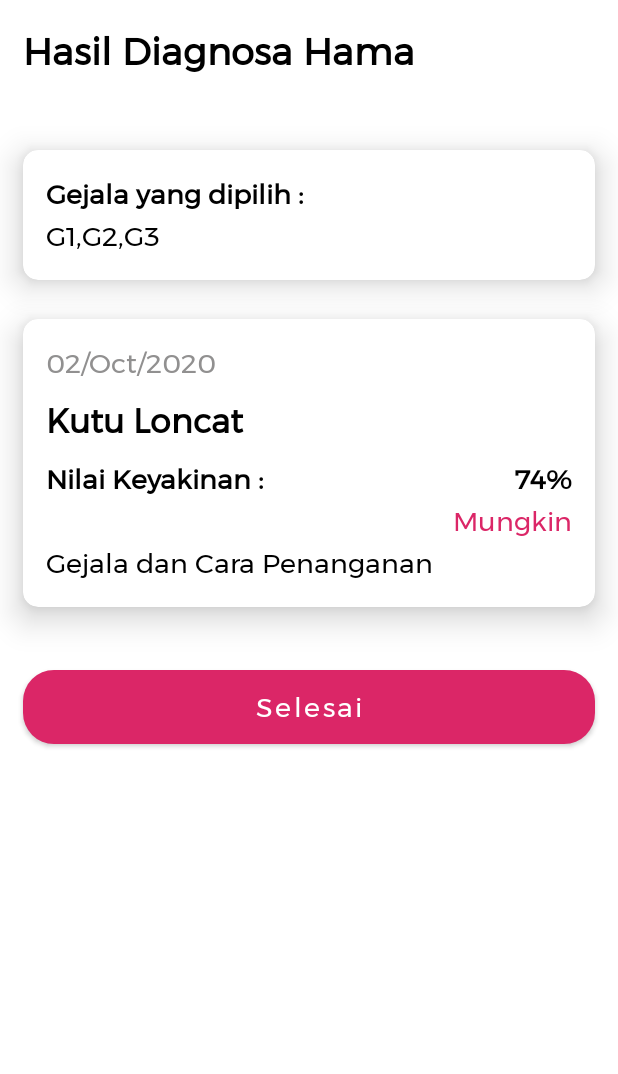
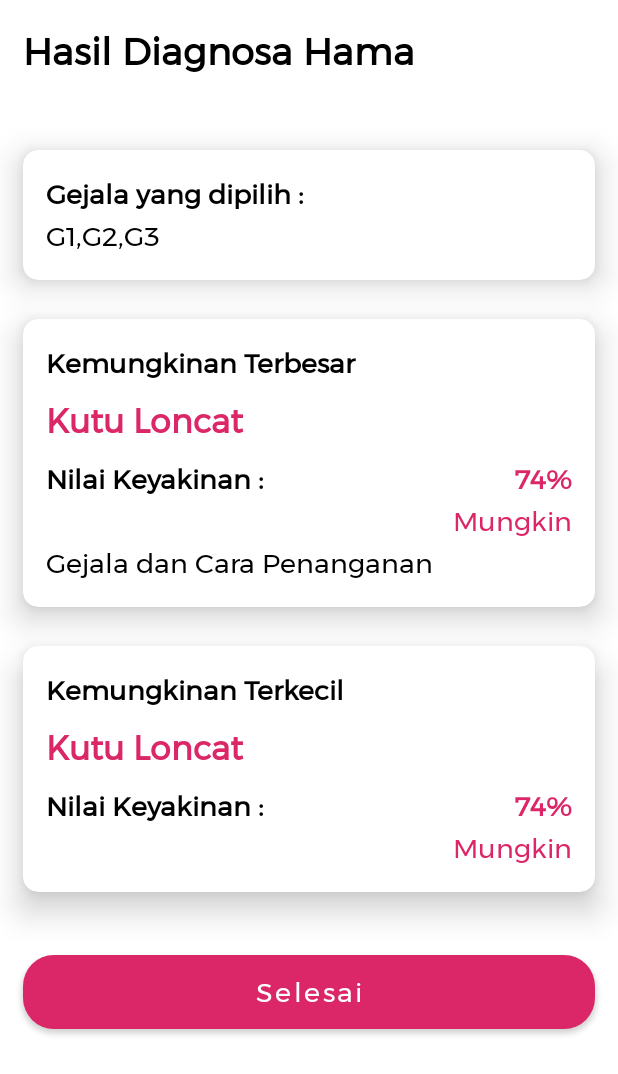
Before and after one commit to radityarin/SispakDurian, an Android app: the layout fragment_diagnosis_result.xml on its own in the app's theme, with its tools: preview values and no code run, on a phone screen of 412 x 824 dp. Shown: the top 1074 px of the screen. Run offline under Robolectric (Android 15) with nearby library versions, the phone set to English and light mode, and no system bars.

Commit message:
refactor python code, remove all library

```diff
--- a/app/build.gradle
+++ b/app/build.gradle
@@ -28,13 +28,9 @@ android {
             // If Chaquopy fails to find Python on your build machine, enable the following
             // line and edit it to point to Python 3.5 or later.
             buildPython "/usr/local/opt/python/bin/python3.7"
-            pip{
-                install "pandas"
-                install "xlrd"
-            }
         }
         ndk {
-            abiFilters "armeabi-v7a", "arm64-v8a", "x86", "x86_64"
+            abiFilters "armeabi-v7a", "x86"
         }
 
         testInstrumentationRunner "androidx.test.runner.AndroidJUnitRunner"
--- a/app/src/main/AndroidManifest.xml
+++ b/app/src/main/AndroidManifest.xml
@@ -7,9 +7,9 @@
     <application
         android:name="com.kelompoksatu.sispakdurian.AppController"
         android:allowBackup="true"
-        android:icon="@mipmap/ic_launcher"
+        android:icon="@drawable/durian_logo"
         android:label="@string/app_name"
-        android:roundIcon="@mipmap/ic_launcher_round"
+        android:roundIcon="@drawable/durian_logo"
         android:supportsRtl="true"
         android:theme="@style/AppTheme">
         <activity android:name="com.kelompoksatu.sispakdurian.ui.main.MainActivity"/>
--- a/app/src/main/java/com/kelompoksatu/sispakdurian/ui/diagnosis/adapter/SymptompsAdapter.kt
+++ b/app/src/main/java/com/kelompoksatu/sispakdurian/ui/diagnosis/adapter/SymptompsAdapter.kt
@@ -134,7 +134,7 @@ class SymptompsAdapter : RecyclerView.Adapter<SymtompViewHolder>() {
     }
 
     fun getUsedSymptomps(): List<String> {
-        return usedSymptomps
+        return usedSymptomps.distinct()
     }
 
 }
--- a/app/src/main/java/com/kelompoksatu/sispakdurian/ui/diagnosis/views/DiagnosisFragment.kt
+++ b/app/src/main/java/com/kelompoksatu/sispakdurian/ui/diagnosis/views/DiagnosisFragment.kt
@@ -1,7 +1,9 @@
 package com.kelompoksatu.sispakdurian.ui.diagnosis.views
 
+import android.content.ContentValues.TAG
 import android.os.Bundle
 import android.os.Handler
+import android.util.Log
 import android.view.LayoutInflater
 import android.view.View
 import android.view.ViewGroup
@@ -166,6 +168,8 @@ class DiagnosisFragment : Fragment() {
     private fun diagnose() {
         val usedSymtomps = symptompsAdapter.getUsedSymptomps()
         val certaintyFactor = symptompsAdapter.getCertaintyFactor()
+        Log.d(TAG, "diagnose: " + usedSymtomps)
+        Log.d(TAG, "diagnose: " + certaintyFactor)
         handler.postDelayed({
             when (args.type) {
                 HAMA -> {
--- a/app/src/main/res/layout/fragment_diagnosis_result.xml
+++ b/app/src/main/res/layout/fragment_diagnosis_result.xml
@@ -105,17 +105,17 @@
                                 style="@style/subtitle1"
                                 android:layout_width="match_parent"
                                 android:layout_height="wrap_content"
-                                android:text="@{diagnosis.timestamps}"
-                                android:textColor="@color/text_gray"
-                                tools:text="02/Oct/2020" />
+                                android:textStyle="bold"
+                                android:text="@string/kemungkinan_terbesar"/>
 
                             <com.google.android.material.textview.MaterialTextView
                                 style="@style/headline6"
                                 android:layout_width="match_parent"
                                 android:layout_height="wrap_content"
                                 android:layout_marginTop="@dimen/layout_margin3"
-                                android:text="@{diagnosis.classificationResult}"
+                                android:text="@{diagnosis.classificationResultMax}"
                                 android:textStyle="bold"
+                                android:textColor="@color/primary"
                                 tools:text="Kutu Loncat" />
 
                             <RelativeLayout
@@ -135,7 +135,8 @@
                                     android:layout_width="wrap_content"
                                     android:layout_height="wrap_content"
                                     android:layout_alignParentEnd="true"
-                                    android:text="@{String.valueOf(diagnosis.cf) + ` %`}"
+                                    android:textColor="@color/primary"
+                                    android:text="@{String.valueOf(diagnosis.cfMax) + ` %`}"
                                     android:textStyle="bold"
                                     tools:text="74%" />
                             </RelativeLayout>
@@ -145,7 +146,7 @@
                                 style="@style/subtitle1"
                                 android:layout_width="match_parent"
                                 android:layout_height="wrap_content"
-                                android:text="@{Utils.INSTANCE.convertPercentageToInformation(diagnosis.cf)}"
+                                android:text="@{Utils.INSTANCE.convertPercentageToInformation(diagnosis.cfMax)}"
                                 android:textAlignment="textEnd"
                                 android:textColor="@color/primary"
                                 tools:text="Mungkin" />
@@ -154,10 +155,86 @@
                                 style="@style/subtitle1"
                                 android:layout_width="match_parent"
                                 android:layout_height="wrap_content"
-                                android:text="@{Utils.INSTANCE.getGejalaDanCaraPenanganan(diagnosis.classificationResult)}"
+                                android:text="@{Utils.INSTANCE.getGejalaDanCaraPenanganan(diagnosis.classificationResultMax)}"
                                 tools:text="Gejala dan Cara Penanganan" />
 
 
+                        </LinearLayout>
+                    </RelativeLayout>
+
+                </com.google.android.material.card.MaterialCardView>
+
+                <com.google.android.material.card.MaterialCardView
+                    android:layout_width="match_parent"
+                    android:layout_height="wrap_content"
+                    android:layout_marginHorizontal="@dimen/layout_margin2"
+                    android:layout_marginTop="@dimen/layout_margin2"
+                    android:layout_marginBottom="@dimen/_8sdp"
+                    android:clickable="true"
+                    android:focusable="true"
+                    android:foreground="?android:attr/selectableItemBackground"
+                    app:cardCornerRadius="10dp"
+                    app:cardElevation="@dimen/_10sdp">
+
+                    <RelativeLayout
+                        android:layout_width="match_parent"
+                        android:layout_height="wrap_content">
+
+                        <LinearLayout
+                            android:layout_width="match_parent"
+                            android:layout_height="match_parent"
+                            android:orientation="vertical"
+                            android:padding="@dimen/layout_margin2">
+
+                            <com.google.android.material.textview.MaterialTextView
+                                style="@style/subtitle1"
+                                android:layout_width="match_parent"
+                                android:layout_height="wrap_content"
+                                android:textStyle="bold"
+                                android:text="@string/kemungkinan_terkecil"/>
+
+                            <com.google.android.material.textview.MaterialTextView
+                                style="@style/headline6"
+                                android:layout_width="match_parent"
+                                android:layout_height="wrap_content"
+                                android:layout_marginTop="@dimen/layout_margin3"
+                                android:text="@{diagnosis.classificationResultMin}"
+                                android:textStyle="bold"
+                                android:textColor="@color/primary"
+                                tools:text="Kutu Loncat" />
+
+                            <RelativeLayout
+                                android:layout_width="match_parent"
+                                android:layout_height="wrap_content"
+                                android:layout_marginTop="@dimen/layout_margin3">
+
+                                <com.google.android.material.textview.MaterialTextView
+                                    style="@style/subtitle1"
+                                    android:layout_width="match_parent"
+                                    android:layout_height="wrap_content"
+                                    android:text="@string/nilai_keyakinan"
+                                    android:textStyle="bold" />
+
+                                <com.google.android.material.textview.MaterialTextView
+                                    style="@style/subtitle1"
+                                    android:layout_width="wrap_content"
+                                    android:layout_height="wrap_content"
+                                    android:layout_alignParentEnd="true"
+                                    android:textColor="@color/primary"
+                                    android:text="@{String.valueOf(diagnosis.cfMin) + ` %`}"
+                                    android:textStyle="bold"
+                                    tools:text="74%" />
+                            </RelativeLayout>
+
+
+                            <com.google.android.material.textview.MaterialTextView
+                                style="@style/subtitle1"
+                                android:layout_width="match_parent"
+                                android:layout_height="wrap_content"
+                                android:text="@{Utils.INSTANCE.convertPercentageToInformation(diagnosis.cfMin)}"
+                                android:textAlignment="textEnd"
+                                android:textColor="@color/primary"
+                                tools:text="Mungkin" />
                         </LinearLayout>
                     </RelativeLayout>
 
--- a/app/src/main/res/values/strings.xml
+++ b/app/src/main/res/values/strings.xml
@@ -1,8 +1,7 @@
 <resources>
-    <string name="app_name">Sistem Pakar Durian</string>
+    <string name="app_name">DurianAI</string>
     <string name="sistem_pakar_ndiagnosa_pohon_durian">Sistem Pakar\nDiagnosa Pohon Durian</string>
     <string name="diagnosa_sekarang">Diagnosa Sekarang</string>
-    <!-- TODO: Remove or change this placeholder text -->
     <string name="hello_blank_fragment">Hello blank fragment</string>
     <string name="diagnosa">Diagnosa</string>
     <string name="beranda">Beranda</string>
@@ -26,4 +25,6 @@
     <string name="hapus">Hapus</string>
     <string name="apakah_kamu_yakin_ingin_menghapus_riwayat_mu">Apakah kamu yakin ingin menghapus riwayat mu?</string>
     <string name="gejala">Gejala</string>
+    <string name="kemungkinan_terbesar">Kemungkinan Terbesar</string>
+    <string name="kemungkinan_terkecil">Kemungkinan Terkecil</string>
 </resources>
```
Also changed, not shown: app/src/main/java/com/kelompoksatu/sispakdurian/data/model/Diagnosis.kt (+14 -8 lines), app/src/main/res/layout/fragment_home.xml (+10 -23 lines), app/src/main/res/layout/item_diagnosis_history.xml (+6 -12 lines), app/src/main/res/drawable-v24/durian_logo.png (added), 2 other files.
